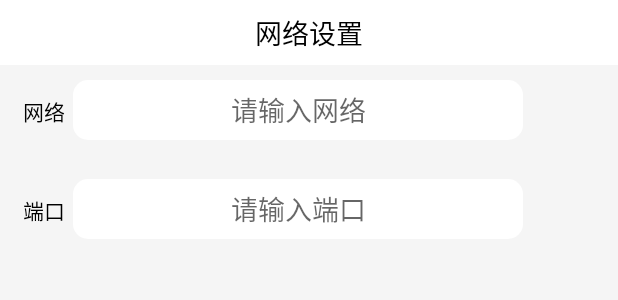
After one commit to addedf/smart-city_2.0, an Android app: the layout l_item_ipandport.xml on its own in the app's theme, with its tools: preview values and no code run, on a phone screen of 412 x 824 dp. The commit adds this screen. Shown: the top 300 px of the screen. Run offline under Robolectric (Android 15) with nearby library versions, the phone set to English and light mode, and no system bars.

Commit message:
引导页已完成

```diff
--- a/app/src/main/AndroidManifest.xml
+++ b/app/src/main/AndroidManifest.xml
@@ -9,14 +9,16 @@
         android:roundIcon="@mipmap/ic_launcher_round"
         android:supportsRtl="true"
         android:theme="@style/Theme.SmartCity_20">
-        <activity android:name=".YIDaoActivity"></activity>
-        <activity android:name=".MainActivity">
+        <activity android:name=".YIDaoActivity">
             <intent-filter>
                 <action android:name="android.intent.action.MAIN" />
 
                 <category android:name="android.intent.category.LAUNCHER" />
             </intent-filter>
         </activity>
+        <activity android:name=".MainActivity">
+
+        </activity>
     </application>
 
 </manifest>
--- /dev/null
+++ b/app/src/main/java/com/example/smartcity_20/config/java/IpandPort.java
@@ -0,0 +1,6 @@
+package com.example.smartcity_20.config.java;
+
+public class IpandPort {
+    public static String IP ="124.93.196.45:10001";
+    public static String PORT = "8080";
+}
--- a/app/src/main/res/layout/activity_y_i_dao.xml
+++ b/app/src/main/res/layout/activity_y_i_dao.xml
@@ -79,6 +79,7 @@
             android:textSize="@dimen/h1"
             android:layout_width="150dp"
             android:gravity="center"
+            android:visibility="gone"
             android:background="@drawable/l_yuan_bule"
             android:layout_marginBottom="@dimen/layout_marginVertical"
             android:layout_height="wrap_content">
@@ -89,6 +90,7 @@
             android:textColor="@color/white"
             android:text="进入主页"
             android:padding="5dp"
+            android:visibility="gone"
             android:textSize="@dimen/h1"
             android:gravity="center"
             android:background="@drawable/l_yuan_bule"
--- /dev/null
+++ b/app/src/main/res/layout/l_item_ipandport.xml
@@ -0,0 +1,69 @@
+<?xml version="1.0" encoding="utf-8"?>
+<LinearLayout xmlns:android="http://schemas.android.com/apk/res/android"
+    android:layout_width="match_parent"
+    android:layout_height="match_parent"
+    android:background="@color/def"
+    android:orientation="vertical">
+
+    <TextView
+        android:background="@color/white"
+        android:padding="8dp"
+        android:textSize="@dimen/title"
+        android:gravity="center"
+        android:textColor="@color/black"
+        android:layout_width="match_parent"
+        android:text="网络设置"
+        android:layout_height="wrap_content">
+    </TextView>
+
+       <LinearLayout
+           android:layout_marginHorizontal="10dp"
+           android:layout_marginTop="@dimen/margin"
+           android:layout_width="match_parent"
+           android:layout_height="wrap_content">
+           <TextView
+               android:textColor="@color/black"
+               android:padding="5dp"
+               android:textSize="@dimen/h1"
+               android:layout_width="wrap_content"
+               android:layout_height="wrap_content"
+               android:text="网络">
+           </TextView>
+           <EditText
+               android:id="@+id/ip"
+               android:hint="请输入网络"
+               android:gravity="center"
+               android:textSize="@dimen/title"
+               android:layout_width="300dp"
+               android:layout_height="40dp"
+               android:layout_marginBottom="@dimen/layout_marginVertical"
+               android:background="@drawable/l_yuan_white">
+           </EditText>
+       </LinearLayout>
+
+    <LinearLayout
+        android:layout_marginHorizontal="10dp"
+
+        android:layout_marginTop="@dimen/margin"
+        android:layout_width="match_parent"
+        android:layout_height="wrap_content">
+        <TextView
+            android:textColor="@color/black"
+            android:padding="5dp"
+            android:textSize="@dimen/h1"
+            android:layout_width="wrap_content"
+            android:layout_height="wrap_content"
+            android:text="端口">
+        </TextView>
+        <EditText
+            android:id="@+id/port"
+            android:hint="请输入端口"
+            android:gravity="center"
+            android:textSize="@dimen/title"
+            android:layout_width="300dp"
+            android:layout_height="40dp"
+            android:layout_marginBottom="@dimen/layout_marginVertical"
+            android:background="@drawable/l_yuan_white">
+        </EditText>
+    </LinearLayout>
+   </LinearLayout>
```
Also changed, not shown: app/src/main/java/com/example/smartcity_20/YIDaoActivity.java (+126 -3 lines), app/src/main/java/com/example/smartcity_20/apter/YIDaoApter.java (+18 -6 lines), app/src/main/java/com/example/smartcity_20/config/java/OkHttpRequest.java (added, +89 -0 lines).
